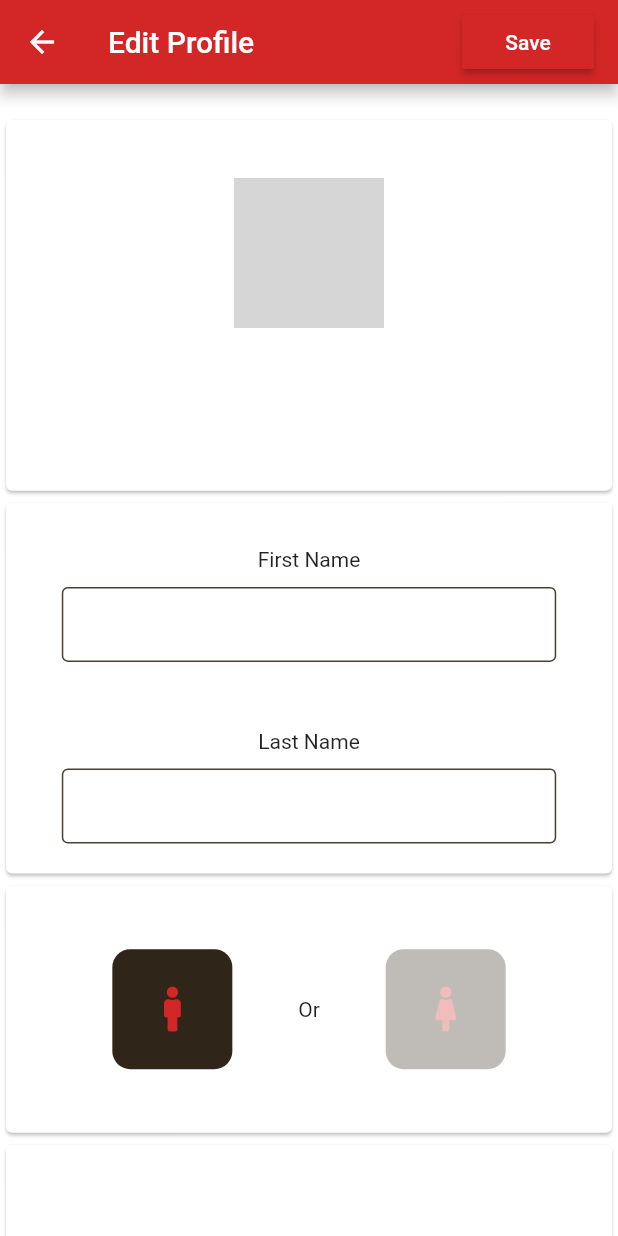
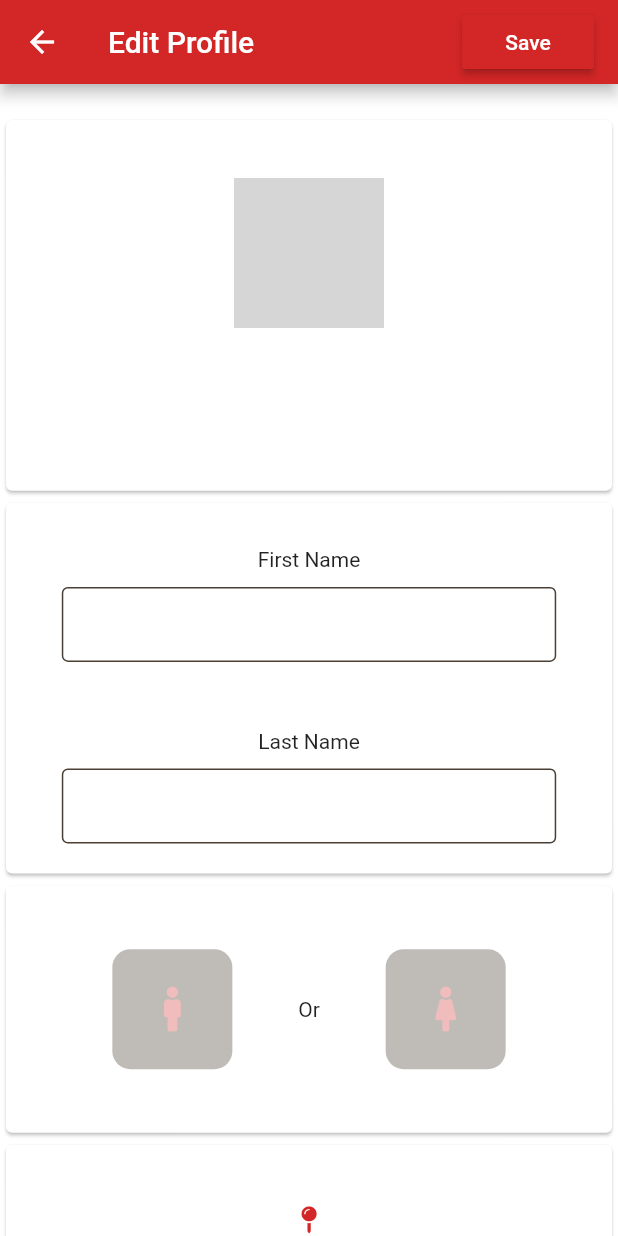
Before and after one commit to UnHired-Coder/SadarBazar-V1, a Flutter app: the ProfileScreen screen opened directly, after a tap on an icon or button, on a phone screen of 412 x 824 dp. Run offline on Flutter 3.47's test engine with Material 2 defaults, Android fonts, the phone set to English and light mode, and no system bars; our stand-ins replace carousel_slider, cloud_firestore, firebase_auth, fluttertoast, font_awesome_flutter, geolocator and 4 more; missing offline and left inert: geocoder; accounts and stored records are empty; network calls fail; grey boxes are pictures that could not be loaded.

Commit message:
Address Update Screen done

```diff
--- a/lib/models/User/User.dart
+++ b/lib/models/User/User.dart
@@ -13,6 +13,9 @@ class User {
     @required this.userContact,
     @required this.userInfoId,
     @required this.userProfileUrl,
+    @required this.infoId,
+    @required this.gender,
+    @required this.userAddressId,
   });
 
   final String userId;
@@ -21,6 +24,9 @@ class User {
   final String userContact;
   final String userInfoId;
   final String userProfileUrl;
+  final String infoId;
+  final String gender;
+  final String userAddressId;
 
   factory User.fromRawJson(String str) => User.fromJson(json.decode(str));
 
@@ -33,6 +39,9 @@ class User {
         userContact: json["userContact"],
         userInfoId: json["userInfoId"],
         userProfileUrl: json["userProfileUrl"],
+        infoId: json["infoID"],
+        gender: json["gender"],
+        userAddressId: json["userAddressId"],
       );
 
   Map<String, dynamic> toJson() => {
@@ -42,6 +51,8 @@ class User {
         "userContact": userContact,
         "userInfoId": userInfoId,
         "userProfileUrl": userProfileUrl,
-
+        "infoID": infoId,
+        "gender": gender,
+        "userAddressId": userAddressId,
       };
 }
--- a/lib/ui/screens/auth/services/AuthStateService.dart
+++ b/lib/ui/screens/auth/services/AuthStateService.dart
@@ -57,7 +57,10 @@ class AuthStateService {
                     userLastName: "null",
                     userContact: value.user.phoneNumber.toString(),
                     userInfoId: value.user.uid,
-                    userProfileUrl: "null")
+                    userProfileUrl: "null",
+                    userAddressId: value.user.uid,
+                    gender: "null",
+                    infoId: value.user.uid)
                 .toJson());
       }
 
--- a/lib/ui/screens/mainscreens/ProfileScrreen.dart
+++ b/lib/ui/screens/mainscreens/ProfileScrreen.dart
@@ -10,6 +10,7 @@ import 'package:bazar/ui/screens/secondaryScreens/OrdersScreen.dart';
 import 'package:bazar/ui/widgets/animated/AnimatedCartButton.dart';
 import 'package:bazar/ui/widgets/animated/AnimatedNotificationButton.dart';
 import 'package:bazar/util/loader/UserDataLoadUtil.dart';
+import 'package:cloud_firestore/cloud_firestore.dart';
 import 'package:flutter/material.dart';
 import 'package:font_awesome_flutter/font_awesome_flutter.dart';
 
@@ -26,6 +27,12 @@ class _ProfileScreenState extends State<ProfileScreen> {
   void initState() {
     _user = UserDataLoadUtil.getUser(context);
     _user.then((value) => user = value);
+
+
+    Firestore.instance.collection("GlobalDataBase").getDocuments().then((value) => {
+      debugPrint(value.toString())
+    });
+
     super.initState();
   }
 
--- a/lib/ui/screens/popup/EditProfilePopup.dart
+++ b/lib/ui/screens/popup/EditProfilePopup.dart
@@ -1,5 +1,6 @@
 import 'package:bazar/assets/colors/ThemeColors.dart';
 import 'package:bazar/models/User/User.dart';
+import 'package:bazar/ui/screens/secondaryScreens/LocationScreen.dart';
 import 'package:bazar/util/loader/UserDataLoadUtil.dart';
 import 'package:cloud_firestore/cloud_firestore.dart';
 import 'package:flutter/material.dart';
@@ -16,13 +17,13 @@ class EditProfilePopup extends StatefulWidget {
 }
 
 class _EditProfilePopupState extends State<EditProfilePopup> {
-  ValueNotifier<int> selectedGender;
+  ValueNotifier<String> selectedGender;
   TextEditingController _firstNameController;
   TextEditingController _lastNameController;
 
   @override
   void initState() {
-    selectedGender = new ValueNotifier(0);
+    selectedGender = new ValueNotifier(widget.user.gender);
     _firstNameController = new TextEditingController();
     _lastNameController = new TextEditingController();
 
@@ -234,7 +235,7 @@ class _EditProfilePopupState extends State<EditProfilePopup> {
                         builder: (context, hasError, val) {
                           return InkWell(
                             child: Opacity(
-                                opacity: (selectedGender.value == 0) ? 1 : 0.3,
+                                opacity: (selectedGender.value == "0") ? 1 : 0.3,
                                 child: Container(
                                   height: 80,
                                   width: 80,
@@ -248,7 +249,7 @@ class _EditProfilePopupState extends State<EditProfilePopup> {
                                   ),
                                 )),
                             onTap: () {
-                              selectedGender.value = 0;
+                              selectedGender.value = "0";
                               debugPrint("Male");
                             },
                           );
@@ -259,7 +260,7 @@ class _EditProfilePopupState extends State<EditProfilePopup> {
                         builder: (context, hasError, val) {
                           return InkWell(
                             child: Opacity(
-                                opacity: (selectedGender.value == 1) ? 1 : 0.3,
+                                opacity: (selectedGender.value == "1") ? 1 : 0.3,
                                 child: Container(
                                   height: 80,
                                   width: 80,
@@ -273,7 +274,7 @@ class _EditProfilePopupState extends State<EditProfilePopup> {
                                   ),
                                 )),
                             onTap: () {
-                              selectedGender.value = 1;
+                              selectedGender.value = "1";
                               debugPrint("Female");
                             },
                           );
@@ -290,9 +291,43 @@ class _EditProfilePopupState extends State<EditProfilePopup> {
 //            ),
             Card(
               color: White,
+              child: InkWell(
+                onTap: () {
+                  Navigator.push(
+                      context,
+                      MaterialPageRoute(
+                        builder: (context) => LocationScreen(),
+                      ));
+                },
                 child: Container(
                   height: _height * 0.2,
                   width: _width,
+                  child: Column(
+                    mainAxisAlignment: MainAxisAlignment.center,
+                    children: [
+                      Icon(
+                        FontAwesomeIcons.mapPin,
+                        color: Maroon,
+                        size: 18,
+                      ),
+                      SizedBox(
+                        height: 5,
+                      ),
+                      Container(
+                        width: _width * 0.8,
+                        height: 60,
+                        alignment: Alignment.center,
+                        child: Text(
+                          "G -45/4 Kabul lines ,Delhi Cant, 110010",
+                          maxLines: 3,
+                          style: TextStyle(
+                              color: LightBlack.withOpacity(0.5), fontSize: 16),
+                          overflow: TextOverflow.ellipsis,
+                        ),
+                      )
+                    ],
+                  ),
+                ),
               ),
             ),
 //            SizedBox(
@@ -319,6 +354,10 @@ class _EditProfilePopupState extends State<EditProfilePopup> {
               : _firstNameController.text,
           userLastName: _lastNameController.text == ""
               ? "null"
-                : _lastNameController.text));
+              : _lastNameController.text,
+          infoId: widget.user.userId,
+          gender: selectedGender.value.toString(),
+          userAddressId: widget.user.userId),
+    );
   }
 }
--- a/lib/util/loader/UserDataLoadUtil.dart
+++ b/lib/util/loader/UserDataLoadUtil.dart
@@ -24,16 +24,15 @@ abstract class UserDataLoadUtil {
       _user = User.fromJson(value.data);
       debugPrint(value.data.toString());
     });
-    return  cachedUser = _user;
+    return cachedUser = _user;
   }
 
-  static void updateData(String id,User user) {
+  static void updateData(String id, User user) {
     Firestore.instance
         .collection("USER")
         .document("Users")
         .collection(id)
         .document("UserData")
         .updateData(user.toJson());
-
   }
 }
```
Also changed, not shown: lib/models/User/UserAddress.dart (+8 -1 lines), lib/models/User/UserInfo.dart (deleted, +0 -38 lines), lib/ui/screens/secondaryScreens/LocationScreen.dart (+142 -31 lines). Lines whose indentation alone changed are shown as unchanged.
